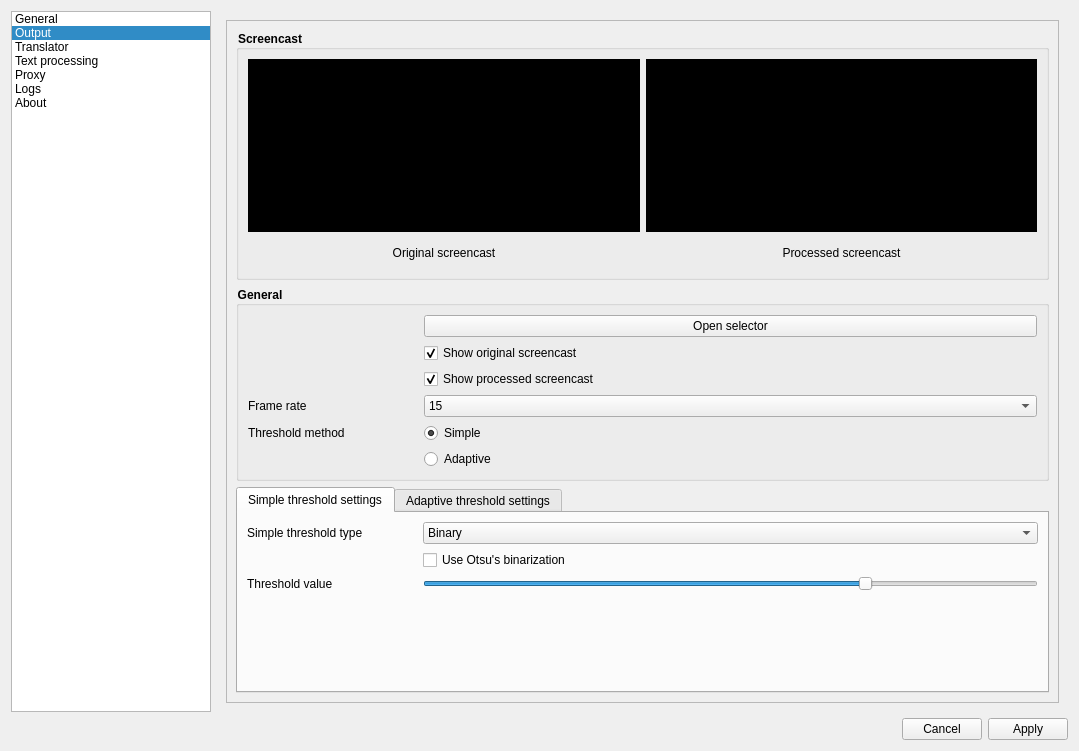
Above: src/UI/forms/mainwindow.ui from Kirizaku/AurexTranslator before the change. Below: the same form after it.
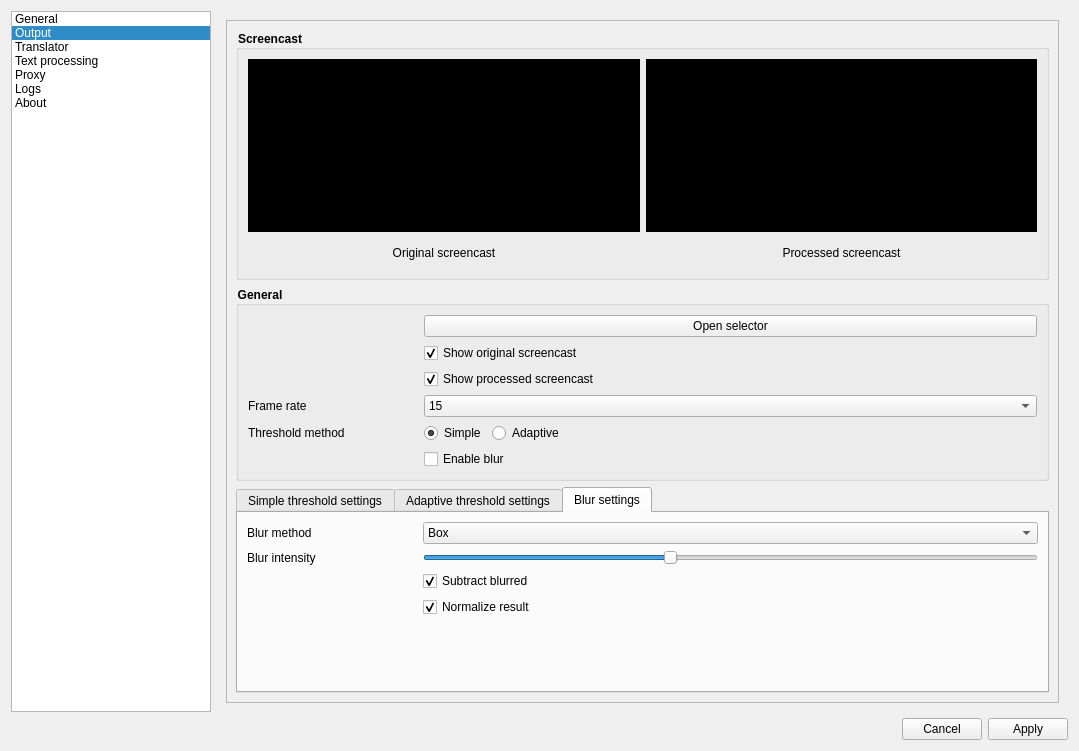
That is the form after the change. The open tabs and pages were chosen to show the change. Custom widgets are drawn as their Qt base class.

Commit message: ui: Add blur setting for processed screencast

```diff
--- a/src/UI/forms/mainwindow.ui
+++ b/src/UI/forms/mainwindow.ui
@@ -412,6 +412,22 @@
                 <property name="fieldGrowthPolicy">
                  <enum>QFormLayout::AllNonFixedFieldsGrow</enum>
                 </property>
+                <item row="0" column="0">
+                 <spacer name="horizontalSpacer_5">
+                  <property name="orientation">
+                   <enum>Qt::Horizontal</enum>
+                  </property>
+                  <property name="sizeType">
+                   <enum>QSizePolicy::Fixed</enum>
+                  </property>
+                  <property name="sizeHint" stdset="0">
+                   <size>
+                    <width>170</width>
+                    <height>20</height>
+                   </size>
+                  </property>
+                 </spacer>
+                </item>
                 <item row="0" column="1">
                  <widget class="QPushButton" name="outputGeneralSelect">
                   <property name="enabled">
@@ -449,30 +465,6 @@
                   </property>
                  </widget>
                 </item>
-                <item row="4" column="0">
-                 <widget class="QLabel" name="label_5">
-                  <property name="text">
-                   <string>Threshold method</string>
-                  </property>
-                 </widget>
-                </item>
-                <item row="4" column="1">
-                 <widget class="QRadioButton" name="outputProcessedSimpleThresh">
-                  <property name="text">
-                   <string>Simple</string>
-                  </property>
-                  <property name="checked">
-                   <bool>true</bool>
-                  </property>
-                 </widget>
-                </item>
-                <item row="5" column="1">
-                 <widget class="QRadioButton" name="outputProcessedAdaptiveThresh">
-                  <property name="text">
-                   <string>Adaptive</string>
-                  </property>
-                 </widget>
-                </item>
                 <item row="3" column="1">
                  <widget class="QComboBox" name="outputGeneralBoxFramerate">
                   <property name="currentText">
@@ -516,21 +508,53 @@
                   </item>
                  </widget>
                 </item>
-                <item row="0" column="0">
-                 <spacer name="horizontalSpacer_5">
-                  <property name="orientation">
-                   <enum>Qt::Horizontal</enum>
+                <item row="6" column="0">
+                 <widget class="QLabel" name="label_5">
+                  <property name="text">
+                   <string>Threshold method</string>
                   </property>
-                  <property name="sizeType">
-                   <enum>QSizePolicy::Fixed</enum>
+                 </widget>
+                </item>
+                <item row="8" column="1">
+                 <widget class="QCheckBox" name="outputProcessedToggledBlur">
+                  <property name="text">
+                   <string>Enable blur</string>
                   </property>
-                  <property name="sizeHint" stdset="0">
-                   <size>
-                    <width>170</width>
-                    <height>20</height>
-                   </size>
-                  </property>
-                 </spacer>
+                 </widget>
+                </item>
+                <item row="6" column="1">
+                 <layout class="QHBoxLayout" name="horizontalLayout_9">
+                  <item>
+                   <widget class="QRadioButton" name="outputProcessedSimpleThresh">
+                    <property name="text">
+                     <string>Simple</string>
+                    </property>
+                    <property name="checked">
+                     <bool>true</bool>
+                    </property>
+                   </widget>
+                  </item>
+                  <item>
+                   <widget class="QRadioButton" name="outputProcessedAdaptiveThresh">
+                    <property name="text">
+                     <string>Adaptive</string>
+                    </property>
+                   </widget>
+                  </item>
+                  <item>
+                   <spacer name="horizontalSpacer_9">
+                    <property name="orientation">
+                     <enum>Qt::Horizontal</enum>
+                    </property>
+                    <property name="sizeHint" stdset="0">
+                     <size>
+                      <width>40</width>
+                      <height>20</height>
+                     </size>
+                    </property>
+                   </spacer>
+                  </item>
+                 </layout>
                 </item>
                </layout>
               </widget>
@@ -559,27 +583,27 @@
                   <widget class="QComboBox" name="outputProcessedSimpleThresholdingType">
                    <item>
                     <property name="text">
-                     <string>Binary</string>
+                     <string notr="true">Binary</string>
                     </property>
                    </item>
                    <item>
                     <property name="text">
-                     <string>Binary Inv</string>
+                     <string notr="true">Binary Inv</string>
                     </property>
                    </item>
                    <item>
                     <property name="text">
-                     <string>Trunc</string>
+                     <string notr="true">Trunc</string>
                     </property>
                    </item>
                    <item>
                     <property name="text">
-                     <string>To Zero</string>
+                     <string notr="true">To Zero</string>
                     </property>
                    </item>
                    <item>
                     <property name="text">
-                     <string>To Zero Inv</string>
+                     <string notr="true">To Zero Inv</string>
                     </property>
                    </item>
                   </widget>
@@ -654,12 +678,12 @@
                   <widget class="QComboBox" name="outputProcessedAdaptiveThresholdingType">
                    <item>
                     <property name="text">
-                     <string>Mean</string>
+                     <string notr="true">Mean</string>
                     </property>
                    </item>
                    <item>
                     <property name="text">
-                     <string>Gaussian</string>
+                     <string notr="true">Gaussian</string>
                     </property>
                    </item>
                   </widget>
@@ -682,6 +706,113 @@
                  </item>
                 </layout>
                </widget>
+               <widget class="QWidget" name="tab">
+                <attribute name="title">
+                 <string>Blur settings</string>
+                </attribute>
+                <layout class="QFormLayout" name="formLayout_8">
+                 <item row="0" column="0">
+                  <widget class="QLabel" name="label_7">
+                   <property name="text">
+                    <string>Blur method</string>
+                   </property>
+                  </widget>
+                 </item>
+                 <item row="0" column="1">
+                  <widget class="QComboBox" name="outputProcessedBlurType">
+                   <item>
+                    <property name="text">
+                     <string notr="true">Box</string>
+                    </property>
+                   </item>
+                   <item>
+                    <property name="text">
+                     <string notr="true">Gaussian</string>
+                    </property>
+                   </item>
+                   <item>
+                    <property name="text">
+                     <string notr="true">Median</string>
+                    </property>
+                   </item>
+                  </widget>
+                 </item>
+                 <item row="1" column="0">
+                  <widget class="QLabel" name="label_9">
+                   <property name="text">
+                    <string>Blur intensity</string>
+                   </property>
+                  </widget>
+                 </item>
+                 <item row="1" column="1">
+                  <widget class="QSlider" name="outputProcessedBlurValue">
+                   <property name="minimum">
+                    <number>1</number>
+                   </property>
+                   <property name="maximum">
+                    <number>51</number>
+                   </property>
+                   <property name="singleStep">
+                    <number>2</number>
+                   </property>
+                   <property name="pageStep">
+                    <number>2</number>
+                   </property>
+                   <property name="sliderPosition">
+                    <number>21</number>
+                   </property>
+                   <property name="orientation">
+                    <enum>Qt::Horizontal</enum>
+                   </property>
+                   <property name="tickInterval">
+                    <number>2</number>
+                   </property>
+                  </widget>
+                 </item>
+                 <item row="2" column="1">
+                  <widget class="QCheckBox" name="outputProcessedBlurSubtract">
+                   <property name="enabled">
+                    <bool>true</bool>
+                   </property>
+                   <property name="text">
+                    <string>Subtract blurred</string>
+                   </property>
+                   <property name="checked">
+                    <bool>true</bool>
+                   </property>
+                  </widget>
+                 </item>
+                 <item row="3" column="1">
+                  <widget class="QCheckBox" name="outputProcessedBlurNormalize">
+                   <property name="enabled">
+                    <bool>true</bool>
+                   </property>
+                   <property name="text">
+                    <string>Normalize result</string>
+                   </property>
+                   <property name="checked">
+                    <bool>true</bool>
+                   </property>
+                  </widget>
+                 </item>
+                 <item row="2" column="0">
+                  <spacer name="horizontalSpacer_10">
+                   <property name="orientation">
+                    <enum>Qt::Horizontal</enum>
+                   </property>
+                   <property name="sizeType">
+                    <enum>QSizePolicy::Fixed</enum>
+                   </property>
+                   <property name="sizeHint" stdset="0">
+                    <size>
+                     <width>170</width>
+                     <height>20</height>
+                    </size>
+                   </property>
+                  </spacer>
+                 </item>
+                </layout>
+               </widget>
               </widget>
              </item>
             </layout>
@@ -1199,7 +1330,7 @@
                  <rect>
                   <x>0</x>
                   <y>0</y>
-                  <width>98</width>
+                  <width>88</width>
                   <height>88</height>
                  </rect>
                 </property>
```
The commit also changes 5 other files.
